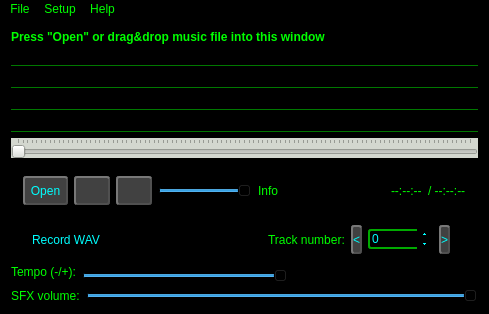
WohlSoft/SDL-Mixer-X, file examples/MusPlay-Qt/MainWindow/mainwindow.ui: the form before one commit.
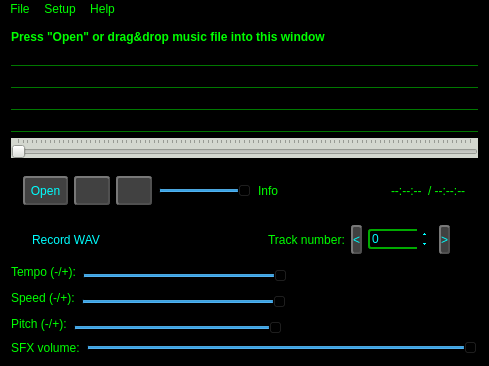
The form after the commit. Icons and pictures are not drawn. Custom widgets are drawn as their Qt base class.

Commit message:
Added new API for playback speed and pitch changes
To don't confuse tempo and speed change between different formats, which are different characteristics.

Diff of the .ui file:
```diff
--- a/examples/MusPlay-Qt/MainWindow/mainwindow.ui
+++ b/examples/MusPlay-Qt/MainWindow/mainwindow.ui
@@ -301,7 +301,7 @@
       </layout>
      </widget>
     </item>
-    <item row="9" column="0">
+    <item row="11" column="0">
      <layout class="QHBoxLayout" name="GeneralVolumeFrame">
       <item>
        <widget class="QLabel" name="label_2">
@@ -334,6 +334,122 @@
       </item>
      </layout>
     </item>
+    <item row="2" column="0">
+     <widget class="LabelMarquee" name="musArtist">
+      <property name="styleSheet">
+       <string notr="true">border-width: 1px;
+border-style: solid;
+border-color: rgba(0, 0, 0, 0);
+border-bottom-color: rgb(0, 120, 0);
+</string>
+      </property>
+      <property name="text">
+       <string/>
+      </property>
+      <property name="scaledContents">
+       <bool>true</bool>
+      </property>
+     </widget>
+    </item>
+    <item row="0" column="0">
+     <widget class="QLabel" name="label">
+      <property name="font">
+       <font>
+        <bold>true</bold>
+       </font>
+      </property>
+      <property name="text">
+       <string>Press &quot;Open&quot; or drag&amp;drop music file into this window</string>
+      </property>
+     </widget>
+    </item>
+    <item row="9" column="0">
+     <widget class="QFrame" name="speedFrame">
+      <property name="frameShape">
+       <enum>QFrame::NoFrame</enum>
+      </property>
+      <property name="frameShadow">
+       <enum>QFrame::Plain</enum>
+      </property>
+      <property name="lineWidth">
+       <number>0</number>
+      </property>
+      <layout class="QGridLayout" name="gridLayout_4">
+       <property name="leftMargin">
+        <number>0</number>
+       </property>
+       <property name="topMargin">
+        <number>0</number>
+       </property>
+       <property name="rightMargin">
+        <number>0</number>
+       </property>
+       <property name="bottomMargin">
+        <number>0</number>
+       </property>
+       <item row="0" column="0">
+        <widget class="QLabel" name="speedLabel">
+         <property name="text">
+          <string>Speed (-/+):</string>
+         </property>
+        </widget>
+       </item>
+       <item row="0" column="1">
+        <widget class="QSlider" name="speed">
+         <property name="toolTip">
+          <string>Tempo</string>
+         </property>
+         <property name="minimum">
+          <number>-100</number>
+         </property>
+         <property name="maximum">
+          <number>100</number>
+         </property>
+         <property name="orientation">
+          <enum>Qt::Horizontal</enum>
+         </property>
+         <property name="tickPosition">
+          <enum>QSlider::TicksAbove</enum>
+         </property>
+        </widget>
+       </item>
+      </layout>
+     </widget>
+    </item>
+    <item row="1" column="0">
+     <widget class="LabelMarquee" name="musTitle">
+      <property name="styleSheet">
+       <string notr="true">border-width: 1px;
+border-style: solid;
+border-color: rgba(0, 0, 0, 0);
+border-bottom-color: rgb(0, 120, 0);
+</string>
+      </property>
+      <property name="text">
+       <string/>
+      </property>
+      <property name="scaledContents">
+       <bool>true</bool>
+      </property>
+     </widget>
+    </item>
+    <item row="4" column="0">
+     <widget class="LabelMarquee" name="musCopyright">
+      <property name="styleSheet">
+       <string notr="true">border-width: 1px;
+border-style: solid;
+border-color: rgba(0, 0, 0, 0);
+border-bottom-color: rgb(0, 120, 0);
+</string>
+      </property>
+      <property name="text">
+       <string/>
+      </property>
+      <property name="scaledContents">
+       <bool>true</bool>
+      </property>
+     </widget>
+    </item>
     <item row="6" column="0">
      <widget class="QFrame" name="frame_2">
       <property name="minimumSize">
@@ -548,16 +664,57 @@
       </property>
      </widget>
     </item>
-    <item row="0" column="0">
-     <widget class="QLabel" name="label">
-      <property name="font">
-       <font>
-        <bold>true</bold>
-       </font>
+    <item row="10" column="0">
+     <widget class="QFrame" name="pitchFrame">
+      <property name="frameShape">
+       <enum>QFrame::NoFrame</enum>
       </property>
-      <property name="text">
-       <string>Press &quot;Open&quot; or drag&amp;drop music file into this window</string>
+      <property name="frameShadow">
+       <enum>QFrame::Plain</enum>
       </property>
+      <property name="lineWidth">
+       <number>0</number>
+      </property>
+      <layout class="QGridLayout" name="gridLayout_6">
+       <property name="leftMargin">
+        <number>0</number>
+       </property>
+       <property name="topMargin">
+        <number>0</number>
+       </property>
+       <property name="rightMargin">
+        <number>0</number>
+       </property>
+       <property name="bottomMargin">
+        <number>0</number>
+       </property>
+       <item row="0" column="0">
+        <widget class="QLabel" name="pitchLabel">
+         <property name="text">
+          <string>Pitch (-/+):</string>
+         </property>
+        </widget>
+       </item>
+       <item row="0" column="1">
+        <widget class="QSlider" name="pitch">
+         <property name="toolTip">
+          <string>Tempo</string>
+         </property>
+         <property name="minimum">
+          <number>-100</number>
+         </property>
+         <property name="maximum">
+          <number>100</number>
+         </property>
+         <property name="orientation">
+          <enum>Qt::Horizontal</enum>
+         </property>
+         <property name="tickPosition">
+          <enum>QSlider::TicksAbove</enum>
+         </property>
+        </widget>
+       </item>
+      </layout>
      </widget>
     </item>
    </layout>
```
Left out of the diff: 121 changed lines with no effect on the pictures. The commit also changes 25 other files.
